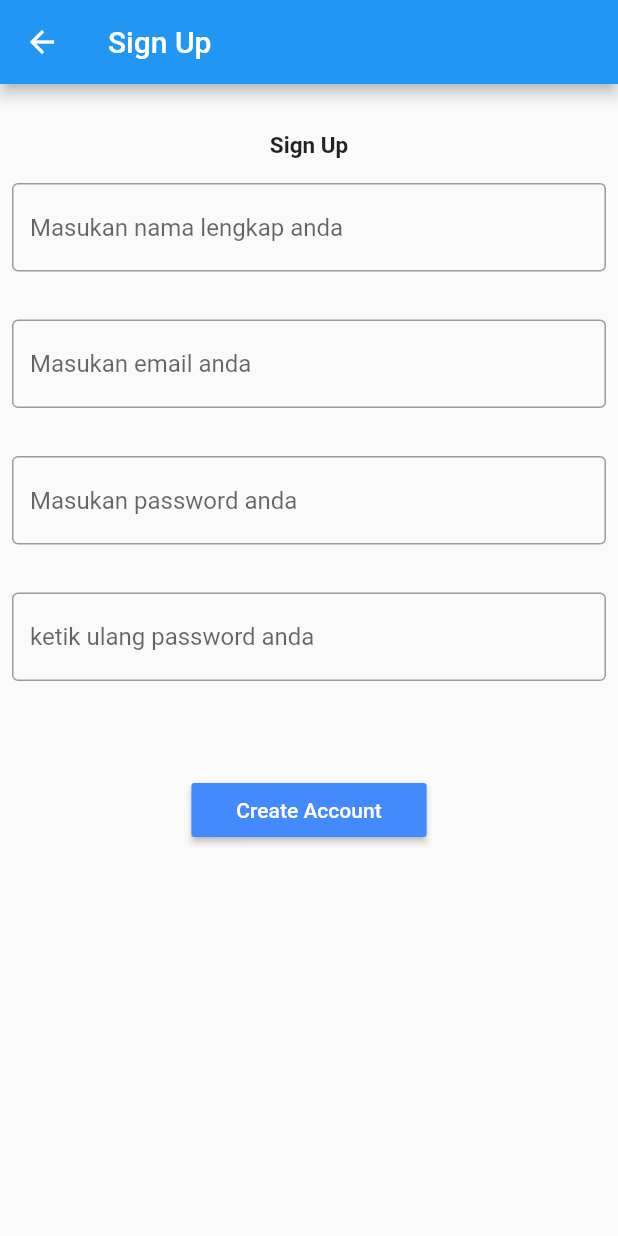
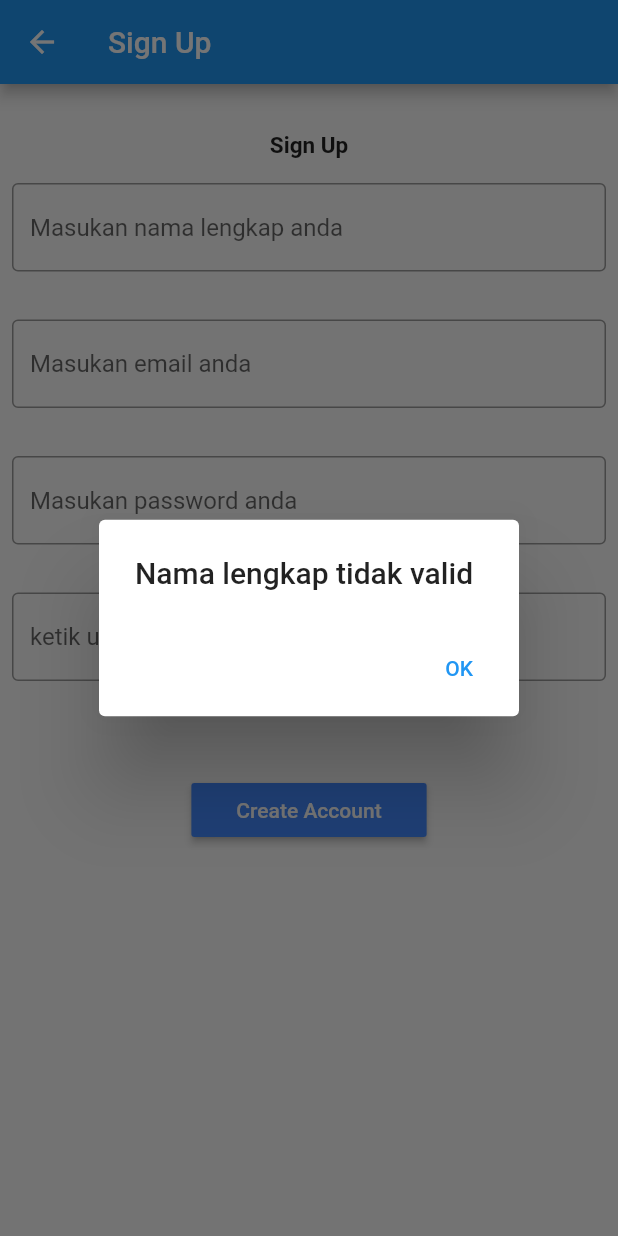
Before and after one commit to DavidDimasPatty/Pelayanan-Iman-Katolik, a Flutter app: the SignUp screen opened directly, after a tap on "Create Account", on a phone screen of 412 x 824 dp. Run offline on Flutter 3.47's test engine with Material 2 defaults, Android fonts, the phone set to English and light mode, and no system bars; missing offline and left inert: mongo_dart.

```diff
--- a/lib/DatabaseFolder/mongodb.dart
+++ b/lib/DatabaseFolder/mongodb.dart
@@ -61,4 +61,16 @@ class MongoDatabase {
     var conn = await jadwalCollection.find({'_id': idGereja}).toList();
     return conn;
   }
+
+  static addUser(nama, email, password) async {
+    userCollection = db.collection(USER_COLLECTION);
+    var hasil = "";
+    await userCollection.insertOne(
+        {'name': nama, 'email': email, 'password': password}).then((res) {
+      if (res) {
+        hasil = res;
+        return hasil;
+      }
+    });
+  }
 }
--- a/lib/login.dart
+++ b/lib/login.dart
@@ -39,6 +39,9 @@ class Login extends StatelessWidget {
             Padding(
               padding: EdgeInsets.symmetric(horizontal: 8, vertical: 16),
               child: TextField(
+                obscureText: true,
+                enableSuggestions: false,
+                autocorrect: false,
                 controller: passwordController,
                 decoration: InputDecoration(
                   border: OutlineInputBorder(),
--- a/lib/singup.dart
+++ b/lib/singup.dart
@@ -1,9 +1,84 @@
 import 'package:flutter/src/foundation/key.dart';
 import 'package:flutter/src/widgets/framework.dart';
 import 'package:flutter/material.dart';
+import 'package:pelayanan_iman_katolik/DatabaseFolder/mongodb.dart';
 
 class SignUp extends StatelessWidget {
-  const SignUp({super.key});
+  TextEditingController nameController = new TextEditingController();
+  TextEditingController emailController = new TextEditingController();
+  TextEditingController repasswordController = new TextEditingController();
+  TextEditingController passwordController = new TextEditingController();
+
+  checkSignUp(context) async {
+    var email = emailController.text;
+    bool emailValid = RegExp(
+            r"^[a-zA-Z0-9.a-zA-Z0-9.!#$%&'*+-/=?^_`{|}~]+@[a-zA-Z0-9]+\.[a-zA-Z]+")
+        .hasMatch(email);
+    var nama = nameController.text;
+    bool namaValid = RegExp(
+            r"^[a-zA-Z0-9.a-zA-Z0-9.!#$%&'*+-/=?^_`{|}~]+@[a-zA-Z0-9]+\.[a-zA-Z]+")
+        .hasMatch(nama);
+    if (namaValid == false) {
+      nameController.text = "";
+
+      return showDialog<String>(
+        context: context,
+        builder: (BuildContext context) => AlertDialog(
+          title: const Text('Nama lengkap tidak valid'),
+          actions: <Widget>[
+            TextButton(
+              onPressed: () => Navigator.pop(context, 'OK'),
+              child: const Text('OK'),
+            ),
+          ],
+        ),
+      );
+    }
+
+    if (passwordController.text != repasswordController.text) {
+      passwordController.text = "";
+      repasswordController.text = "";
+      return showDialog<String>(
+        context: context,
+        builder: (BuildContext context) => AlertDialog(
+          title: const Text('Password tidak sama'),
+          actions: <Widget>[
+            TextButton(
+              onPressed: () => Navigator.pop(context, 'OK'),
+              child: const Text('OK'),
+            ),
+          ],
+        ),
+      );
+    }
+    if (emailValid == false) {
+      print("masuk");
+      emailController.text = "";
+      return showDialog<String>(
+        context: context,
+        builder: (BuildContext context) => AlertDialog(
+          title: const Text('Email tidak valid'),
+          actions: <Widget>[
+            TextButton(
+              onPressed: () => Navigator.pop(context, 'OK'),
+              child: const Text('OK'),
+            ),
+          ],
+        ),
+      );
+    }
+
+    if (emailValid == true &&
+        namaValid == true &&
+        passwordController.text == repasswordController.text) {
+      await MongoDatabase.addUser(nameController.text, emailController.text,
+              passwordController.text)
+          .then((res) {
+        print(res);
+      });
+    }
+  }
+
   @override
   Widget build(BuildContext context) {
     return Scaffold(
@@ -26,6 +101,7 @@ class SignUp extends StatelessWidget {
           Padding(
             padding: EdgeInsets.symmetric(horizontal: 8, vertical: 16),
             child: TextField(
+              controller: nameController,
               decoration: InputDecoration(
                 border: OutlineInputBorder(),
                 hintText: 'Masukan nama lengkap anda',
@@ -35,6 +111,7 @@ class SignUp extends StatelessWidget {
           Padding(
             padding: EdgeInsets.symmetric(horizontal: 8, vertical: 16),
             child: TextField(
+              controller: emailController,
               decoration: InputDecoration(
                 border: OutlineInputBorder(),
                 hintText: 'Masukan email anda',
@@ -44,6 +121,7 @@ class SignUp extends StatelessWidget {
           Padding(
             padding: EdgeInsets.symmetric(horizontal: 8, vertical: 16),
             child: TextField(
+              controller: passwordController,
               decoration: InputDecoration(
                 border: OutlineInputBorder(),
                 hintText: 'Masukan password anda',
@@ -53,6 +131,7 @@ class SignUp extends StatelessWidget {
           Padding(
             padding: EdgeInsets.symmetric(horizontal: 8, vertical: 16),
             child: TextField(
+              controller: repasswordController,
               decoration: InputDecoration(
                 border: OutlineInputBorder(),
                 hintText: 'ketik ulang password anda',
@@ -69,7 +148,9 @@ class SignUp extends StatelessWidget {
                     child: Text("Create Account"),
                     textColor: Colors.white,
                     color: Colors.blueAccent,
-                    onPressed: () {}),
+                    onPressed: () async {
+                      checkSignUp(context);
+                    }),
               ],
             ),
           ),
```
